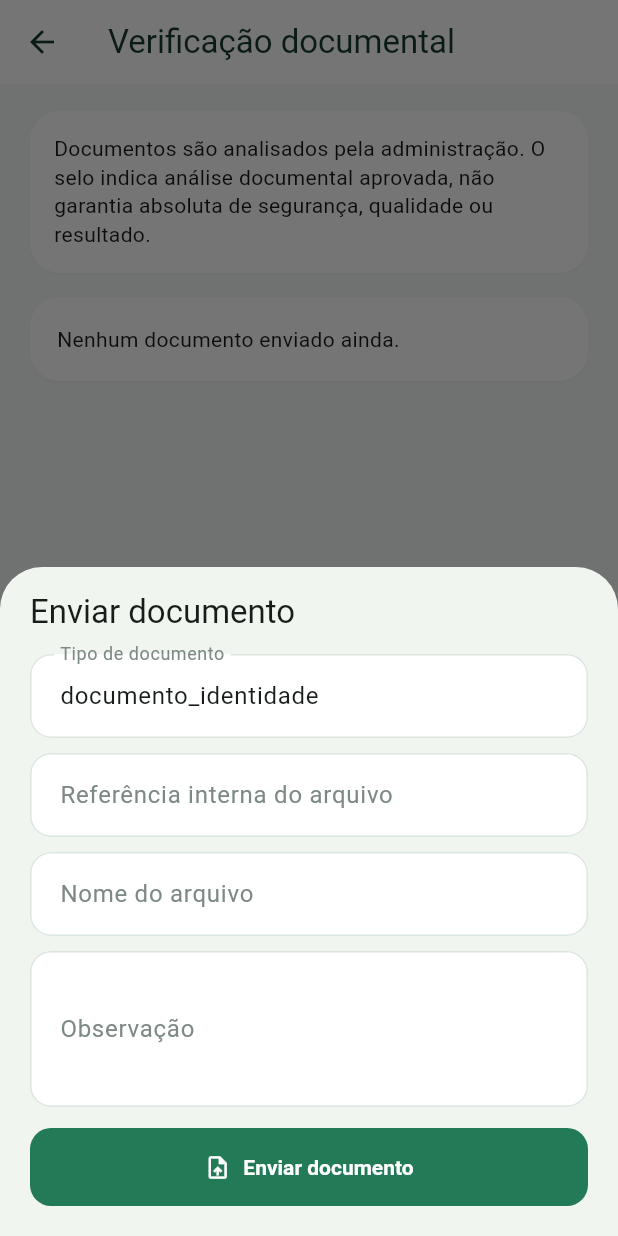
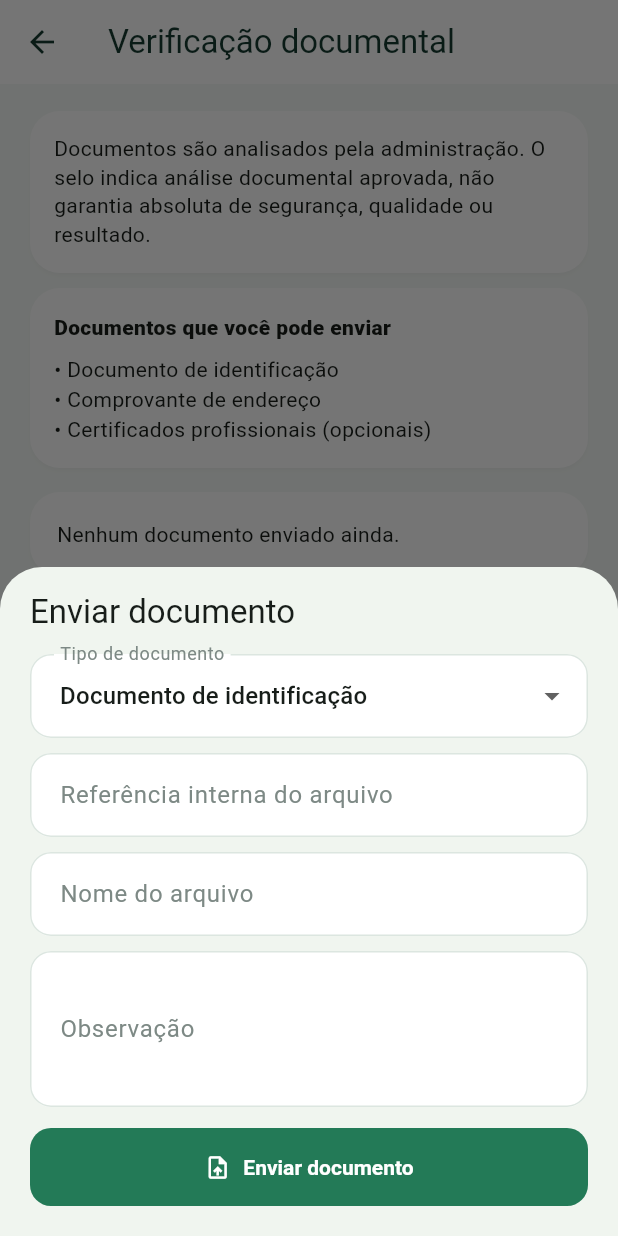
Before and after one commit to dev-stack00/ConectaLar, a Flutter app: the DocumentosVerificacaoPage screen opened by its route, after a tap on "Enviar", on a phone screen of 412 x 824 dp. Run offline on Flutter 3.47's test engine with Material 3 defaults, Android fonts, the phone set to English and light mode, and no system bars; network calls fail.

Commit message:
Alinha verificação e privacidade profissional

```diff
--- a/lib/screens/profissional/documentos_verificacao_page.dart
+++ b/lib/screens/profissional/documentos_verificacao_page.dart
@@ -72,6 +72,25 @@ class _DocumentosVerificacaoPageState extends State<DocumentosVerificacaoPage> {
                   ),
                 ),
               ),
+              const SizedBox(height: 10),
+              const Card(
+                child: Padding(
+                  padding: EdgeInsets.all(16),
+                  child: Column(
+                    crossAxisAlignment: CrossAxisAlignment.start,
+                    children: [
+                      Text(
+                        'Documentos que você pode enviar',
+                        style: TextStyle(fontWeight: FontWeight.w800),
+                      ),
+                      SizedBox(height: 8),
+                      Text('• Documento de identificação'),
+                      Text('• Comprovante de endereço'),
+                      Text('• Certificados profissionais (opcionais)'),
+                    ],
+                  ),
+                ),
+              ),
               const SizedBox(height: 16),
               if (documentos.isEmpty)
                 const Card(
@@ -115,7 +134,7 @@ class _DocumentoCard extends StatelessWidget {
         subtitle: Text(
           [
             documento.nomeArquivo ?? documento.referenciaArquivo,
-            'Status: ${documento.status}',
+            'Status: ${_statusDocumento(documento.status)}',
             if (documento.motivoRejeicao != null)
               'Motivo: ${documento.motivoRejeicao}',
           ].join('\n'),
@@ -124,6 +143,13 @@ class _DocumentoCard extends StatelessWidget {
     );
   }
 }
+
+String _statusDocumento(String status) => switch (status) {
+  'pendente' => 'Em análise',
+  'aprovado' => 'Aprovado',
+  'rejeitado' => 'Rejeitado',
+  _ => 'Enviado',
+};
 
 class _DocumentoForm extends StatefulWidget {
   const _DocumentoForm();
@@ -134,7 +160,7 @@ class _DocumentoForm extends StatefulWidget {
 
 class _DocumentoFormState extends State<_DocumentoForm> {
   final _formKey = GlobalKey<FormState>();
-  final _tipo = TextEditingController(text: 'documento_identidade');
+  String _tipo = 'documento_identidade';
   final _referencia = TextEditingController();
   final _nomeArquivo = TextEditingController();
   final _observacao = TextEditingController();
@@ -142,7 +168,6 @@ class _DocumentoFormState extends State<_DocumentoForm> {
 
   @override
   void dispose() {
-    _tipo.dispose();
     _referencia.dispose();
     _nomeArquivo.dispose();
     _observacao.dispose();
@@ -154,7 +179,7 @@ class _DocumentoFormState extends State<_DocumentoForm> {
     setState(() => _enviando = true);
     try {
       await AppServices.instance.verificacao.enviarDocumento(
-        tipoDocumento: _tipo.text.trim(),
+        tipoDocumento: _tipo,
         referenciaArquivo: _referencia.text.trim(),
         nomeArquivo: _nomeArquivo.text.trim().isEmpty
             ? null
@@ -195,12 +220,26 @@ class _DocumentoFormState extends State<_DocumentoForm> {
                 style: Theme.of(context).textTheme.titleLarge,
               ),
               const SizedBox(height: 14),
-              TextFormField(
-                controller: _tipo,
+              DropdownButtonFormField<String>(
+                initialValue: _tipo,
                 decoration: const InputDecoration(
                   labelText: 'Tipo de documento',
                 ),
-                validator: validarCampoObrigatorio,
+                items: const [
+                  DropdownMenuItem(
+                    value: 'documento_identidade',
+                    child: Text('Documento de identificação'),
+                  ),
+                  DropdownMenuItem(
+                    value: 'comprovante_endereco',
+                    child: Text('Comprovante de endereço'),
+                  ),
+                  DropdownMenuItem(
+                    value: 'certificado_opcional',
+                    child: Text('Certificado profissional (opcional)'),
+                  ),
+                ],
+                onChanged: (value) => setState(() => _tipo = value ?? _tipo),
               ),
               const SizedBox(height: 10),
               TextFormField(
```
Also changed, not shown: lib/screens/profissional/area_profissional_page.dart (+4 -4 lines), 1 other file.
